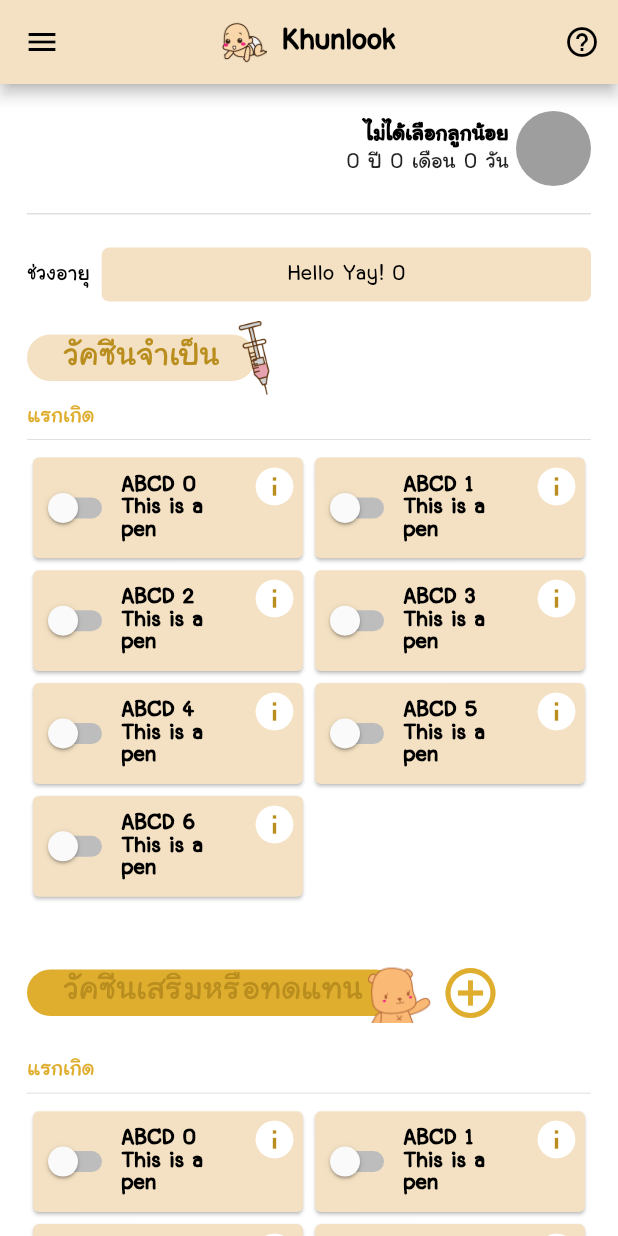
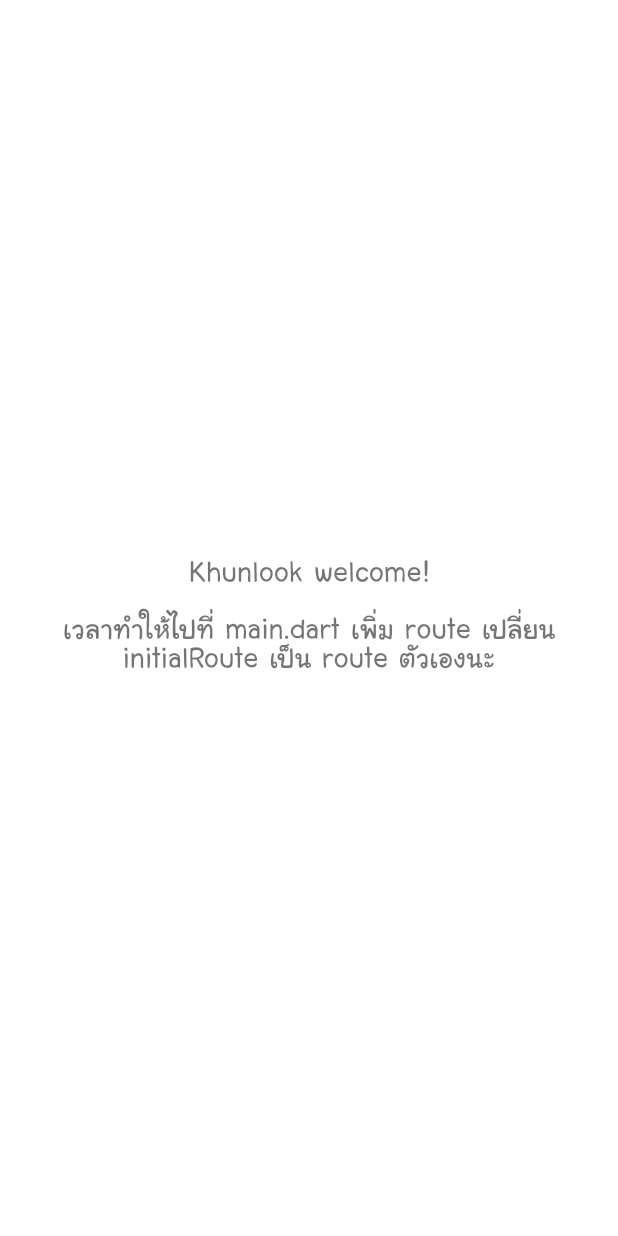
Before and after one commit to amnuntita/KL-tooth, a Flutter app: the screen it shows after launch, on a phone screen of 412 x 824 dp. Run offline on Flutter 3.47's test engine with Material 2 defaults, Android fonts, the phone set to English and light mode, and no system bars.

Commit message:
refactor(structure): restructure project folders

```diff
--- a/lib/components/common/header_with_image.dart
+++ /dev/null
@@ -1,35 +0,0 @@
-import 'package:flutter/material.dart';
-
-class HeaderWithImage extends StatelessWidget {
-  final Widget title;
-  final Image image;
-  final Color color;
-  const HeaderWithImage({
-    Key key,
-    this.title,
-    this.image,
-    this.color,
-  }) : super(key: key);
-
-  @override
-  Widget build(BuildContext context) {
-    return Stack(
-      alignment: Alignment.center,
-      overflow: Overflow.visible,
-      children: <Widget>[
-        Container(
-          padding: EdgeInsets.symmetric(horizontal: 24.0, vertical: 4.0),
-          decoration: BoxDecoration(
-            color: color,
-            borderRadius: BorderRadius.circular(999.0),
-          ),
-          child: title,
-        ),
-        Positioned(
-          right: -image.width / 2,
-          child: image != null ? image : Container(),
-        ),
-      ],
-    );
-  }
-}
--- a/lib/components/common/top_bar.dart
+++ b/lib/components/top_bar.dart
@@ -10,11 +10,8 @@ class TopBar extends StatelessWidget {
     return Padding(
       padding: const EdgeInsets.only(bottom: 18.0),
       child: Row(
-        mainAxisAlignment: MainAxisAlignment.spaceBetween,
+        mainAxisAlignment: MainAxisAlignment.end,
         children: <Widget>[
-          Container(
-              //TODO: add Icon Button change child
-              ),
           Row(
             children: <Widget>[
               Column(
--- a/lib/components/vaccine/age_range_picker.dart
+++ /dev/null
@@ -1,87 +0,0 @@
-import 'package:flutter/cupertino.dart';
-import 'package:flutter/material.dart';
-
-import '../../models/vaccine/value_object/age_range.dart';
-
-class AgeRangePicker extends StatefulWidget {
-  final List<AgeRange> items;
-
-  const AgeRangePicker({
-    Key key,
-    this.items,
-  })  : assert(items != null),
-        super(key: key);
-
-  @override
-  _AgeRangePickerState createState() => _AgeRangePickerState();
-}
-
-class _AgeRangePickerState extends State<AgeRangePicker> {
-  AgeRange selectedValue;
-
-  @override
-  Widget build(BuildContext context) {
-    selectedValue = selectedValue == null ? widget.items.first : selectedValue;
-
-    return Container(
-      padding: EdgeInsets.only(top: 16.0),
-      child: Row(
-        children: <Widget>[
-          Text(
-            'ช่วงอายุ',
-            style: Theme.of(context).textTheme.headline2,
-          ),
-          SizedBox(
-            width: 8.0,
-          ),
-          Expanded(
-            child: FlatButton(
-              shape: RoundedRectangleBorder(
-                borderRadius: BorderRadius.circular(5.0),
-              ),
-              child: Text(
-                selectedValue == null ? 'ช่วงอายุ' : selectedValue.toString(),
-                style: Theme.of(context).textTheme.headline2,
-              ),
-              color: Theme.of(context).primaryColor,
-              onPressed: () {
-                showModalBottomSheet(
-                  context: context,
-                  builder: (BuildContext context) {
-                    return SizedBox.expand(
-                      child: ListView(
-                        padding: EdgeInsets.all(18.0),
-                        shrinkWrap: true,
-                        children: <Widget>[
-                          Text('ช่วงอายุ: '),
-                          ListView.builder(
-                            itemCount: widget.items.length,
-                            shrinkWrap: true,
-                            physics: NeverScrollableScrollPhysics(),
-                            itemBuilder: (BuildContext context, int index) {
-                              return ListTile(
-                                title: Text(widget.items[index].toString(),
-                                    style:
-                                        Theme.of(context).textTheme.bodyText2),
-                                onTap: () {
-                                  setState(() {
-                                    selectedValue = widget.items[index];
-                                  });
-                                  Navigator.of(context).pop();
-                                },
-                              );
-                            },
-                          ),
-                        ],
-                      ),
-                    );
-                  },
-                );
-              },
-            ),
-          ),
-        ],
-      ),
-    );
-  }
-}
--- a/lib/components/vaccine/vaccine_card.dart
+++ /dev/null
@@ -1,169 +0,0 @@
-import 'dart:io' show Platform;
-
-import 'package:flutter/cupertino.dart';
-import 'package:flutter/material.dart';
-
-class VaccineCard extends StatefulWidget {
-  final String name;
-  final String description;
-
-  const VaccineCard({Key key, this.name, this.description}) : super(key: key);
-
-  @override
-  _VaccineCardState createState() => _VaccineCardState();
-}
-
-class _VaccineCardState extends State<VaccineCard> {
-  bool _cardValue = false;
-
-  Future<void> _showDeleteDialog({Function acceptAction}) {
-    if (Platform.isAndroid) {
-      return showDialog<void>(
-          context: context,
-          builder: (BuildContext context) {
-            return AlertDialog(
-              title: Text(
-                'ลบข้อมูล',
-                style: Theme.of(context).textTheme.headline6,
-              ),
-              content: Text(
-                'ต้อวการลบข้อมูลใช่หรือไม่?',
-                style: Theme.of(context).textTheme.bodyText2,
-              ),
-              actions: <Widget>[
-                FlatButton(
-                  child: Text('NO'),
-                  onPressed: () {
-                    Navigator.of(context).pop();
-                  },
-                ),
-                FlatButton(
-                  child: Text('YES'),
-                  onPressed: () {
-                    acceptAction();
-                    Navigator.of(context).pop();
-                  },
-                ),
-              ],
-            );
-          });
-    } else {
-      if (Platform.isIOS) {
-        return showCupertinoDialog<void>(
-            context: context,
-            builder: (BuildContext context) {
-              return CupertinoAlertDialog(
-                title: Text(
-                  'ลบข้อมูล',
-                  style: Theme.of(context).textTheme.headline6,
-                ),
-                content: Text(
-                  'ต้อวการลบข้อมูลใช่หรือไม่?',
-                  style: Theme.of(context).textTheme.bodyText2,
-                ),
-                actions: <Widget>[
-                  CupertinoDialogAction(
-                    child: Text('NO'),
-                    onPressed: () {
-                      Navigator.of(context).pop();
-                    },
-                  ),
-                  CupertinoDialogAction(
-                    child: Text('YES'),
-                    onPressed: () {
-                      acceptAction();
-                      Navigator.of(context).pop();
-                    },
-                  ),
-                ],
-              );
-            });
-      }
-    }
-    throw Error();
-  }
-
-  @override
-  Widget build(BuildContext context) {
-    return Padding(
-      padding: const EdgeInsets.all(4.0),
-      child: Card(
-        color: Theme.of(context).primaryColor,
-        margin: EdgeInsets.all(0),
-        child: Row(
-          mainAxisAlignment: MainAxisAlignment.spaceAround,
-          children: <Widget>[
-            Switch(
-              inactiveTrackColor: Colors.grey[400],
-              activeColor: Colors.blueAccent,
-              value: _cardValue,
-              onChanged: (value) {
-                print(value);
-                if (value == true) {
-                  setState(() {
-                    _cardValue = value;
-                  });
-                } else {
-                  _showDeleteDialog(
-                    acceptAction: () => setState(() {
-                      _cardValue = value;
-                    }),
-                  );
-                }
-              },
-            ),
-            Expanded(
-              child: Row(
-                mainAxisAlignment: MainAxisAlignment.spaceBetween,
-                mainAxisSize: MainAxisSize.max,
-                children: <Widget>[
-                  Expanded(
-                    child: Text(
-                      '${widget.name}\n${widget.description}',
-                      style: Theme.of(context).textTheme.headline2.copyWith(
-                          fontWeight: FontWeight.bold, color: Colors.black),
-                      softWrap: true,
-                    ),
-                  ),
-                  Align(
-                    alignment: Alignment.topRight,
-                    child: Padding(
-                      padding: const EdgeInsets.all(4.0),
-                      child: SizedBox(
-                        width: 30.0,
-                        height: 30.0,
-                        child: IconButton(
-                          alignment: Alignment.center,
-                          padding: EdgeInsets.zero,
-                          onPressed: () {},
-                          splashColor: Theme.of(context).primaryColor,
-                          icon: Stack(
-                            alignment: Alignment.center,
-                            children: <Widget>[
-                              Container(
-                                width: 20.0,
-                                height: 20.0,
-                                decoration: BoxDecoration(
-                                  color: Color(0xFFB98E1E),
-                                  shape: BoxShape.circle,
-                                ),
-                              ),
-                              Icon(
-                                Icons.info,
-                                size: 30.0,
-                              ),
-                            ],
-                          ),
-                        ),
-                      ),
-                    ),
-                  ),
-                ],
-              ),
-            ),
-          ],
-        ),
-      ),
-    );
-  }
-}
--- a/lib/components/vaccine/vaccine_grid_view.dart
+++ /dev/null
@@ -1,54 +0,0 @@
-import 'package:flutter/material.dart';
-import 'vaccine_card.dart';
-
-class VaccineGridView extends StatelessWidget {
-  final List<int> items;
-
-  const VaccineGridView({
-    Key key,
-    this.items,
-  }) : super(key: key);
-
-  @override
-  Widget build(BuildContext context) {
-    return Column(
-      crossAxisAlignment: CrossAxisAlignment.start,
-      children: <Widget>[
-        items.isNotEmpty
-            ? Column(
-                crossAxisAlignment: CrossAxisAlignment.start,
-                children: <Widget>[
-                  Text(
-                    'แรกเกิด',
-                    style: Theme.of(context)
-                        .textTheme
-                        .headline2
-                        .apply(color: Color(0xFFDFAE2E)),
-                  ),
-                  Divider(
-                    color: Colors.black12,
-                  ),
-                  GridView.count(
-                    crossAxisCount: 2,
-                    childAspectRatio: 2.5 / 1,
-                    physics: NeverScrollableScrollPhysics(),
-                    shrinkWrap: true,
-                    children: items
-                        .map(
-                          (item) => VaccineCard(
-                            name: 'ABCD $item',
-                            description: 'This is a pen',
-                          ),
-                        )
-                        .toList(),
-                  ),
-                ],
-              )
-            : IconButton(
-                onPressed: () {},
-                icon: Icon(Icons.add),
-              ),
-      ],
-    );
-  }
-}
--- a/lib/main.dart
+++ b/lib/main.dart
@@ -1,31 +1,45 @@
 import 'package:flutter/material.dart';
+import 'screens/initial_screen.dart';
 import 'package:provider/provider.dart';
 
 import 'providers/theme_provider.dart';
-import 'screens/vaccine/vaccine.dart';
 import 'themes/app_themes.dart';
 
+const String appTitle = 'Khunlook';
+
 void main() {
-  runApp(MultiProvider(providers: [
-    ChangeNotifierProvider<ThemeProvider>(
-      create: (_) => ThemeProvider(appThemeData[AppTheme.VaccineTheme]),
-    ),
-  ], child: MyApp()));
+  runApp(MyApp());
 }
 
 class MyApp extends StatelessWidget {
+  const MyApp();
+
   @override
   Widget build(BuildContext context) {
-    final theme = Provider.of<ThemeProvider>(context);
+    return MultiProvider(
+      providers: [
+        ChangeNotifierProvider<ThemeProvider>(
+          create: (_) => ThemeProvider(AppTheme.DefualtTheme),
+        ),
+      ],
+      child: const _Init(),
+    );
+  }
+}
 
+class _Init extends StatelessWidget {
+  const _Init();
+
+  @override
+  Widget build(BuildContext context) {
     return MaterialApp(
       debugShowCheckedModeBanner: true,
       debugShowMaterialGrid: false,
-      theme: theme.currentTheme,
+      theme: context.watch<ThemeProvider>().currentTheme,
       title: 'Khunlook',
-      initialRoute: 'vaccine',
+      initialRoute: '/',
       routes: {
-        'vaccine': (_) => VaccineView(),
+        '/': (_) => InitialScreen(appTitle: appTitle),
       },
     );
   }
--- a/lib/models/vaccine/value_object/age_range.dart
+++ /dev/null
@@ -1,17 +0,0 @@
-class AgeRange {
-  final String text;
-  DateTime _start;
-  DateTime _end;
-
-  AgeRange({
-    this.text,
-  });
-
-  DateTime get start => _start;
-  DateTime get end => _end;
-
-  @override
-  String toString() {
-    return text;
-  }
-}
--- a/lib/providers/theme_provider.dart
+++ b/lib/providers/theme_provider.dart
@@ -4,7 +4,7 @@ import 'package:khunlook/themes/app_themes.dart';
 class ThemeProvider with ChangeNotifier {
   ThemeData _currentTheme;
 
-  ThemeProvider(this._currentTheme);
+  ThemeProvider(AppTheme theme) : _currentTheme = appThemeData[theme];
 
   get currentTheme => _currentTheme;
 
--- a/lib/providers/vaccine/vaccines.dart
+++ /dev/null
@@ -1,3 +0,0 @@
-import 'package:flutter/material.dart';
-
-class VaccineProvider with ChangeNotifier {}
--- /dev/null
+++ b/lib/screens/initial_screen.dart
@@ -0,0 +1,25 @@
+import 'package:flutter/material.dart';
+
+class InitialScreen extends StatelessWidget {
+  final String appTitle;
+
+  InitialScreen({
+    @required this.appTitle,
+  });
+
+  @override
+  Widget build(BuildContext context) {
+    return Container(
+      color: Colors.white,
+      child: Center(
+        child: Text(
+          '$appTitle welcome!\n\n'
+          '''เวลาทำให้ไปที่ main.dart เพิ่ม route เปลี่ยน initialRoute เป็น route ตัวเองนะ''',
+          textAlign: TextAlign.center,
+          softWrap: true,
+          style: Theme.of(context).textTheme.headline1,
+        ),
+      ),
+    );
+  }
+}
--- a/lib/screens/vaccine/vaccine.dart
+++ /dev/null
@@ -1,168 +0,0 @@
-import 'package:flutter/material.dart';
-
-import '../../components/common/header_with_image.dart';
-import '../../components/common/top_bar.dart';
-import '../../components/vaccine/age_range_picker.dart';
-import '../../components/vaccine/vaccine_grid_view.dart';
-import '../../models/vaccine/value_object/age_range.dart';
-
-class VaccineView extends StatefulWidget {
-  @override
-  _VaccineViewState createState() => _VaccineViewState();
-}
-
-class _VaccineViewState extends State<VaccineView> {
-  List<int> essentialVaccineList = List<int>.generate(7, (index) => index);
-  List<int> additionalVaccineList = List<int>.generate(6, (index) => index);
-  List<AgeRange> ageRanges = List<AgeRange>.generate(
-    10,
-    (index) => AgeRange(
-      text: 'Hello Yay! $index',
-    ),
-  );
-
-  @override
-  Widget build(BuildContext context) {
-    return Scaffold(
-      appBar: AppBar(
-        leading: IconButton(
-          onPressed: () {
-            print('menu was passed');
-          },
-          icon: Icon(Icons.menu),
-          color: Colors.black,
-        ),
-        centerTitle: true,
-        title: FlatButton(
-          onPressed: () {},
-          child: Row(
-            mainAxisAlignment: MainAxisAlignment.center,
-            mainAxisSize: MainAxisSize.min,
-            children: <Widget>[
-              SizedBox(
-                width: 30.0,
-                child: Image.asset(
-                  'assets/images/child_memo.png',
-                  fit: BoxFit.contain,
-                ),
-              ),
-              SizedBox(
-                width: 10.0,
-              ),
-              Text(
-                'Khunlook',
-                style: Theme.of(context)
-                    .textTheme
-                    .headline1
-                    .copyWith(fontWeight: FontWeight.bold),
-              ),
-            ],
-          ),
-        ),
-        actions: <Widget>[
-          IconButton(
-            onPressed: () {
-              print('help was pressed');
-            },
-            icon: Icon(Icons.help_outline),
-            color: Colors.black,
-          )
-        ],
-      ),
-      body: Container(
-        padding: EdgeInsets.fromLTRB(18.0, 18.0, 18.0, 0),
-        child: Column(
-          mainAxisAlignment: MainAxisAlignment.start,
-          crossAxisAlignment: CrossAxisAlignment.start,
-          mainAxisSize: MainAxisSize.min,
-          children: <Widget>[
-            TopBar(),
-            Divider(
-              height: 1.0,
-              thickness: 1.0,
-              color: Colors.black12,
-            ),
-            AgeRangePicker(items: ageRanges),
-            Expanded(
-              child: Container(
-                child: ListView(
-                  children: <Widget>[
-                    // Essentail Vaccine
-                    Column(
-                      crossAxisAlignment: CrossAxisAlignment.start,
-                      children: <Widget>[
-                        Padding(
-                          padding: const EdgeInsets.symmetric(vertical: 16.0),
-                          child: HeaderWithImage(
-                            color: Theme.of(context).primaryColor,
-                            title: Text('วัคซีนจำเป็น',
-                                style: Theme.of(context)
-                                    .textTheme
-                                    .headline1
-                                    .copyWith(color: Color(0xFFB98E1E))
-                                    .apply(fontSizeDelta: 5.0)),
-                            image: Image.asset(
-                              'assets/images/vaccine_syringe.png',
-                              width: 50.0,
-                            ),
-                          ),
-                        ),
-                        VaccineGridView(
-                          items: essentialVaccineList,
-                        ),
-                      ],
-                    ),
-
-                    SizedBox(
-                      height: 16.0,
-                    ),
-                    // Additional Vaccine
-                    Column(
-                      crossAxisAlignment: CrossAxisAlignment.start,
-                      children: <Widget>[
-                        Padding(
-                          padding: const EdgeInsets.symmetric(vertical: 16.0),
-                          child: Row(
-                            children: <Widget>[
-                              HeaderWithImage(
-                                color: Theme.of(context).accentColor,
-                                title: Text('วัคซีนเสริมหรือทดแทน',
-                                    style: Theme.of(context)
-                                        .textTheme
-                                        .headline1
-                                        .copyWith(color: Color(0xFFB98E1E))
-                                        .apply(fontSizeDelta: 5.0)),
-                                image: Image.asset(
-                                  'assets/images/vaccine_bear.png',
-                                  width: 60.0,
-                                ),
-                              ),
-                              SizedBox(
-                                width: 20.0,
-                              ),
-                              IconButton(
-                                onPressed: () {},
-                                iconSize: 40.0,
-                                icon: Icon(
-                                  Icons.add_circle_outline,
-                                  color: Color(0xFFDFAE2E),
-                                ),
-                              ),
-                            ],
-                          ),
-                        ),
-                        VaccineGridView(
-                          items: additionalVaccineList,
-                        ),
-                      ],
-                    ),
-                  ],
-                ),
-              ),
-            )
-          ],
-        ),
-      ),
-    );
-  }
-}
--- a/lib/screens/vaccine/vaccine_constant.dart
+++ /dev/null
@@ -1 +0,0 @@
-library vaccine_constant;
--- a/lib/themes/app_themes.dart
+++ b/lib/themes/app_themes.dart
@@ -1,5 +1,4 @@
 import 'default_theme.dart';
-import 'vaccine_theme.dart';
 
 enum AppTheme {
   DefualtTheme,
@@ -8,5 +7,4 @@ enum AppTheme {
 
 final appThemeData = {
   AppTheme.DefualtTheme: defaultThemeData,
-  AppTheme.VaccineTheme: vaccineThemeData,
 };
--- a/lib/themes/default_theme.dart
+++ b/lib/themes/default_theme.dart
@@ -12,7 +12,6 @@ final defaultThemeData = ThemeData(
     bodyText1: TextStyle(fontSize: 18.0, fontWeight: FontWeight.bold),
     bodyText2: TextStyle(fontSize: 18.0),
   ).apply(
-    displayColor: Colors.black,
     fontFamily: 'Layiji',
     fontSizeDelta: 2.0,
   ),
```
Also changed, not shown: lib/models/vaccine/value_object/vaccine_item.dart (deleted, +0 -17 lines), lib/themes/vaccine_theme.dart (deleted, +0 -35 lines).
